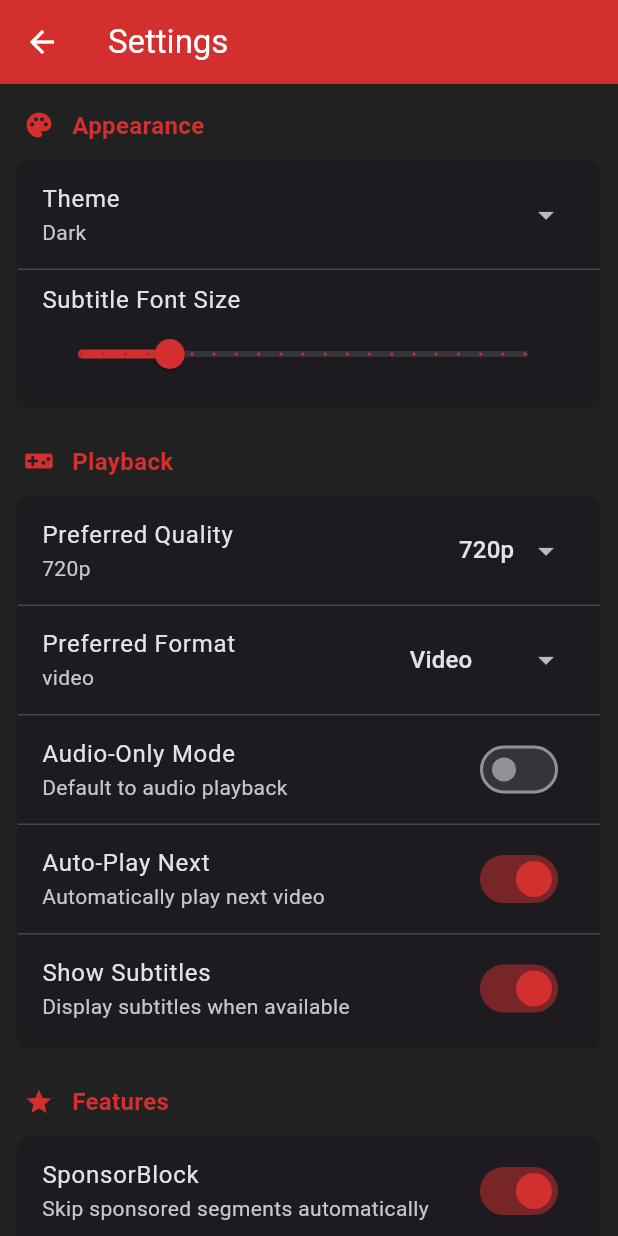
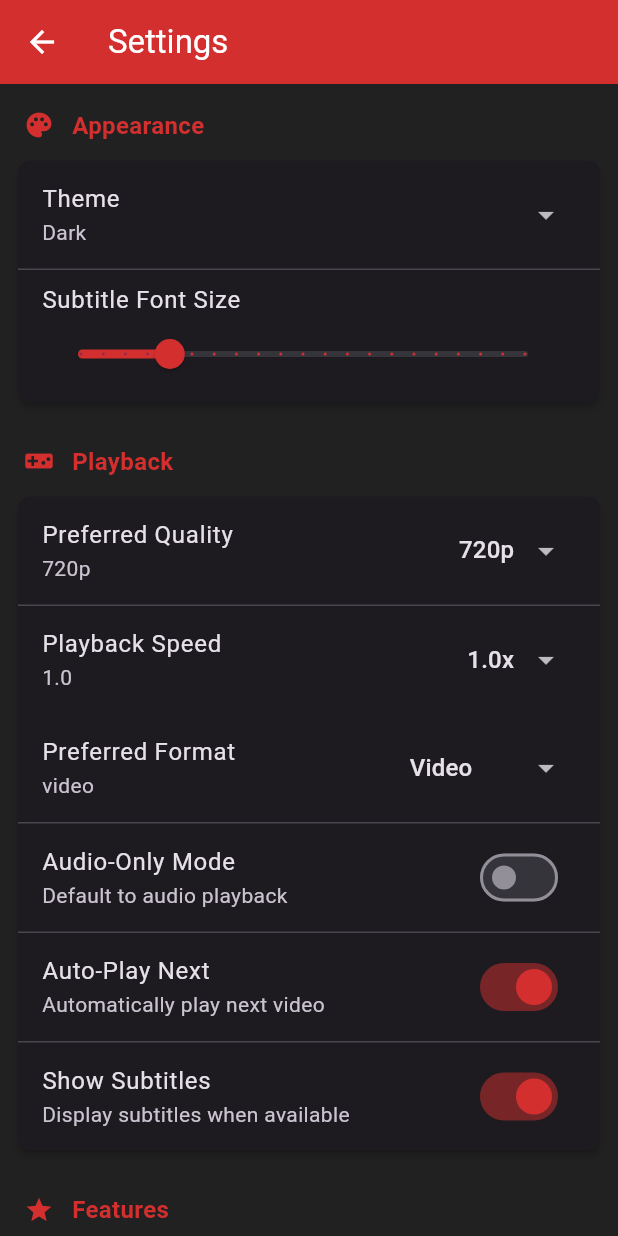
Before and after one commit to Vpragadeesh/Tubular-PC, a Flutter app: the SettingsScreen screen opened directly, on a phone screen of 412 x 824 dp. Run offline on Flutter 3.47's test engine with Material 3 defaults, Android fonts, the phone set to English and light mode, and no system bars; our stand-ins replace cached_network_image, dio, flutter_riverpod, logger; missing offline and left inert: media_kit, media_kit_video; network calls fail.

Commit message:
Add playback speed setting and apply to player\n\n- Add `playbackSpeedProvider`\n- Expose speed selector in Settings and player controls\n- Apply playback speed to media player and load/save setting on startup

```diff
--- a/frontend/lib/main.dart
+++ b/frontend/lib/main.dart
@@ -87,6 +87,11 @@ class _TubularAppState extends ConsumerState<TubularApp> {
 
       if (settings.containsKey('enable_notifications')) {
         ref.read(enableNotificationsProvider.notifier).state = settings['enable_notifications'] == 'true';
+      }
+      if (settings.containsKey('playback_speed')) {
+        final v = double.tryParse(settings['playback_speed'] ?? '1.0') ?? 1.0;
+        ref.read(playbackSpeedProvider.notifier).state = v;
+        print('DEBUG: Set playback_speed to $v');
       }
     } catch (e) {
       print('DEBUG: Failed to load settings: $e');
--- a/frontend/lib/providers.dart
+++ b/frontend/lib/providers.dart
@@ -31,3 +31,6 @@ final enableSponsorBlockProvider = StateProvider<bool>((ref) => true);
 final enableDislikeCountsProvider = StateProvider<bool>((ref) => true);
 final enableSubtitlesProvider = StateProvider<bool>((ref) => true);
 final enableNotificationsProvider = StateProvider<bool>((ref) => false);
+
+// Playback speed provider (1.0 = normal)
+final playbackSpeedProvider = StateProvider<double>((ref) => 1.0);
--- a/frontend/lib/screens/settings_screen.dart
+++ b/frontend/lib/screens/settings_screen.dart
@@ -35,6 +35,7 @@ class _SettingsScreenState extends ConsumerState<SettingsScreen> {
     final autoPlay = ref.watch(autoPlayProvider);
     final downloadFolder = ref.watch(downloadFolderProvider);
     final subtitleSize = ref.watch(subtitleFontSizeProvider);
+    final playbackSpeed = ref.watch(playbackSpeedProvider);
     final sponsorBlock = ref.watch(enableSponsorBlockProvider);
     final dislikeCounts = ref.watch(enableDislikeCountsProvider);
     final subtitles = ref.watch(enableSubtitlesProvider);
@@ -109,6 +110,26 @@ class _SettingsScreenState extends ConsumerState<SettingsScreen> {
                 },
               ),
               const Divider(height: 1),
+              _buildDropdownTile(
+                context,
+                'Playback Speed',
+                playbackSpeed.toString(),
+                items: const [
+                  DropdownMenuItem(value: '0.5', child: Text('0.5x')),
+                  DropdownMenuItem(value: '0.75', child: Text('0.75x')),
+                  DropdownMenuItem(value: '1.0', child: Text('1.0x')),
+                  DropdownMenuItem(value: '1.25', child: Text('1.25x')),
+                  DropdownMenuItem(value: '1.5', child: Text('1.5x')),
+                  DropdownMenuItem(value: '2.0', child: Text('2.0x')),
+                ],
+                onChanged: (value) {
+                  if (value != null) {
+                    final v = double.tryParse(value) ?? 1.0;
+                    ref.read(playbackSpeedProvider.notifier).state = v;
+                    _saveSetting('playback_speed', v.toString());
+                  }
+                },
+              ),
               _buildDropdownTile(
                 context,
                 'Preferred Format',
```
Also changed, not shown: frontend/lib/widgets/player_shell.dart (+74 -0 lines).
